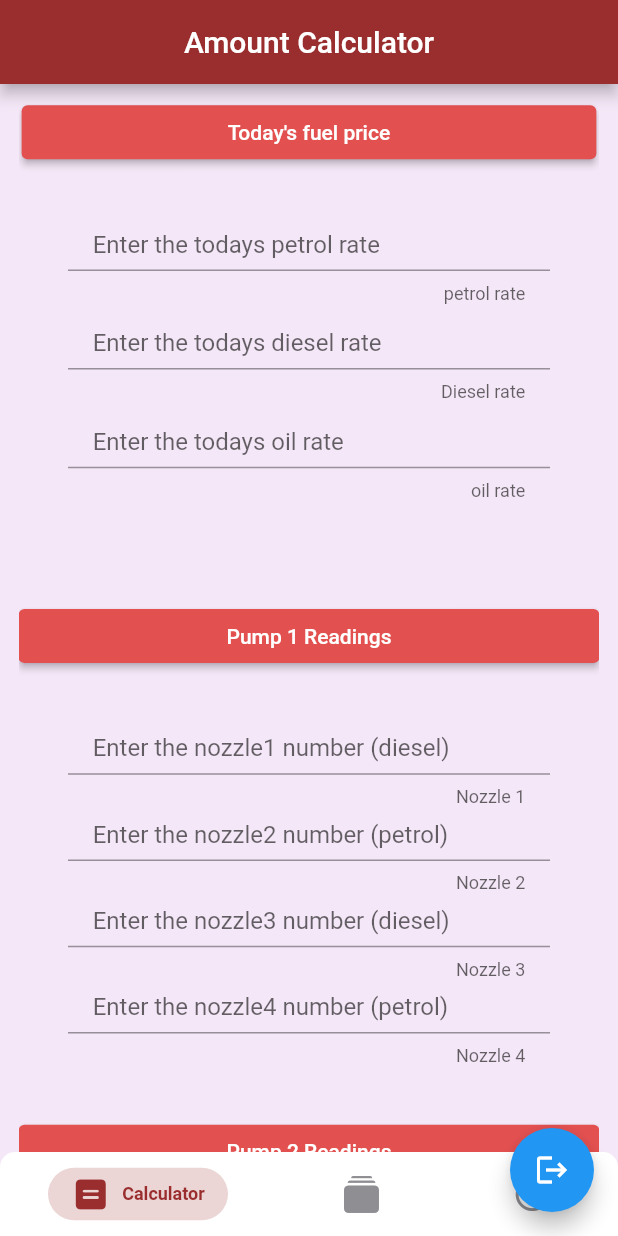
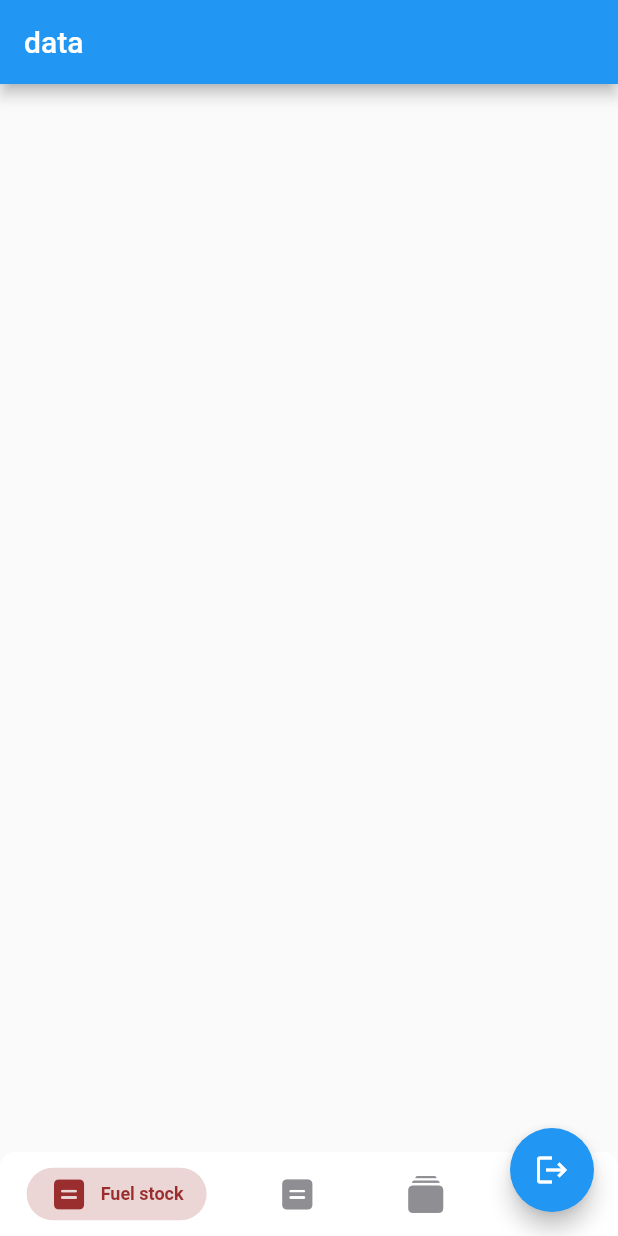
Before and after one commit to GOKULKRISHNA-R/Petrol_Bunk_Maintainence, a Flutter app: the screen it shows once a user with an empty profile is signed in, on a phone screen of 412 x 824 dp. Run offline on Flutter 3.47's test engine with Material 2 defaults, Android fonts, the phone set to English and light mode, and no system bars; drawn by our look-alikes of persistent_bottom_nav_bar; our stand-ins replace cloud_firestore, firebase_auth, firebase_core, get, image_cropper, image_picker and 1 more; missing offline and left inert: google_mlkit_text_recognition; accounts and stored records are empty.

Commit message:
dialouge-updated

```diff
--- /dev/null
+++ b/lib/screens/fuel_stock/fuel_stock_display.dart
@@ -0,0 +1,16 @@
+import 'package:flutter/material.dart';
+import 'package:flutter/src/widgets/framework.dart';
+import 'package:flutter/src/widgets/placeholder.dart';
+
+class FuelStockDisplay extends StatelessWidget {
+  FuelStockDisplay({super.key});
+
+  @override
+  Widget build(BuildContext context) {
+    return Scaffold(
+      appBar: AppBar(
+        title: Text("data"),
+      ),
+    );
+  }
+}
--- a/lib/screens/home/calculator.dart
+++ b/lib/screens/home/calculator.dart
@@ -480,7 +480,7 @@ void _showAlertDialog(BuildContext context) {
           foregroundColor: Colors.white, // foreground (text) color
         ),
         onPressed: () {
-          Navigator.pop(context);
+          Get.back();
         },
         child: Text("Cancel"),
       ),
--- a/lib/screens/home/home_page.dart
+++ b/lib/screens/home/home_page.dart
@@ -5,6 +5,7 @@ import 'package:flutter/cupertino.dart';
 import 'package:flutter/material.dart';
 import 'package:get/get.dart';
 import 'package:persistent_bottom_nav_bar/persistent_tab_view.dart';
+import 'package:petrol_bunk_maintainence/screens/fuel_stock/fuel_stock_display.dart';
 import 'add_stock.dart';
 import 'calculator.dart';
 import 'stock.dart';
@@ -25,11 +26,17 @@ class HomePage extends StatelessWidget {
     // val = Get.arguments ?? {} ;
     // log(val.toString());
     List<Widget> buildScreens() {
-      return [Calculator(), Stock(), const AddStock()];
+      return [FuelStockDisplay(), Calculator(), Stock(), const AddStock()];
     }
 
     List<PersistentBottomNavBarItem> navBarsItems() {
       return [
+        PersistentBottomNavBarItem(
+          icon: const Icon(CupertinoIcons.equal_square_fill),
+          title: ("Fuel stock"),
+          activeColorPrimary: Color.fromARGB(255, 154, 45, 45),
+          inactiveColorPrimary: CupertinoColors.systemGrey,
+        ),
         PersistentBottomNavBarItem(
           icon: const Icon(CupertinoIcons.equal_square_fill),
           title: ("Calculator"),
```
